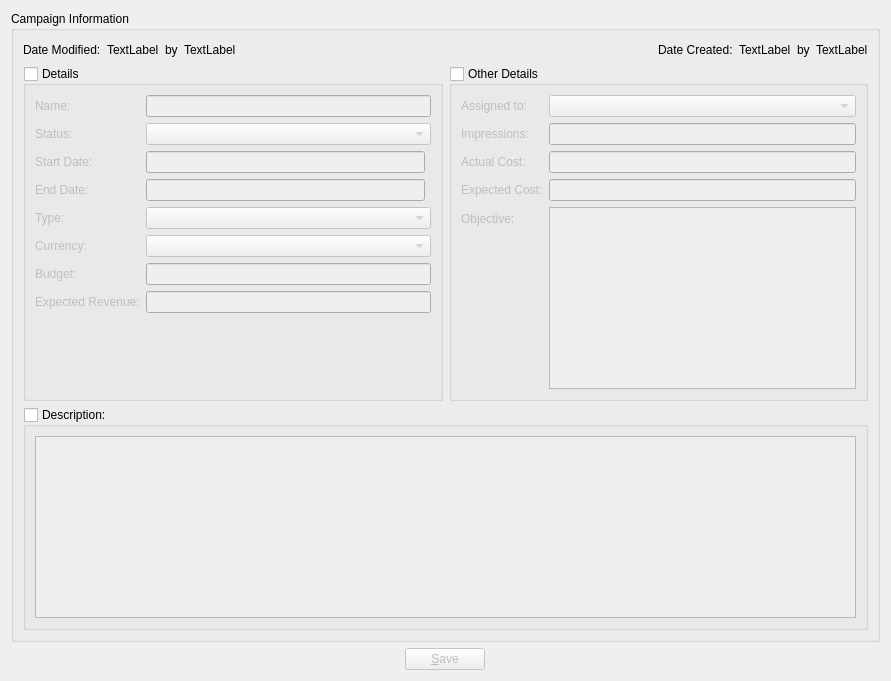
Old version of the form client/src/campaigndetails.ui in the repository KDAB/FatCRM.
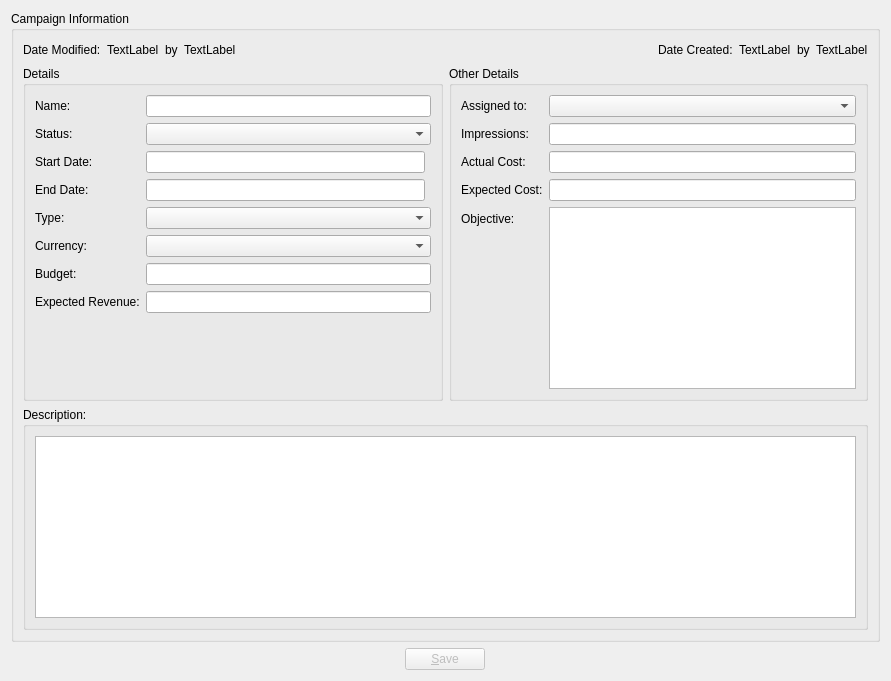
New version of the form.

The edit to the form file:
```diff
--- a/client/src/campaigndetails.ui
+++ b/client/src/campaigndetails.ui
@@ -135,7 +135,7 @@
          <string>Details</string>
         </property>
         <property name="checkable">
-         <bool>true</bool>
+         <bool>false</bool>
         </property>
         <property name="checked">
          <bool>false</bool>
@@ -358,7 +358,7 @@
          <string>Other Details</string>
         </property>
         <property name="checkable">
-         <bool>true</bool>
+         <bool>false</bool>
         </property>
         <property name="checked">
          <bool>false</bool>
@@ -429,7 +429,7 @@
          <string>Description:</string>
         </property>
         <property name="checkable">
-         <bool>true</bool>
+         <bool>false</bool>
         </property>
         <property name="checked">
          <bool>false</bool>
```
